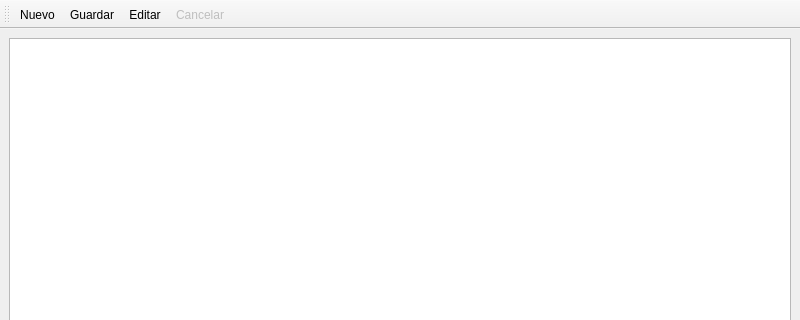
This is src/ui/catgeneric.ui in armonge/EsquipulasPy as Qt 5 draws it before an edit; both pictures show x 0 to 800 and y 0 to 320 of the 800 by 587 pixel window. The edited form follows.
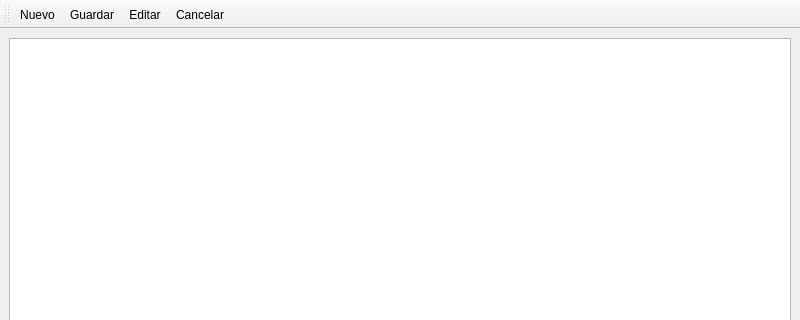
This is the edited form. Icons and pictures are not drawn.

Commit message: Cambios de intefaz catgeneric

The edit to the form file:
```diff
--- a/src/ui/catgeneric.ui
+++ b/src/ui/catgeneric.ui
@@ -127,7 +127,7 @@
   </action>
   <action name="actionCancel">
    <property name="enabled">
-    <bool>false</bool>
+    <bool>true</bool>
    </property>
    <property name="icon">
     <iconset resource="res.qrc">
```
Left out of the diff: 4 changed lines with no effect on the pictures. The commit also changes 1 other file.
